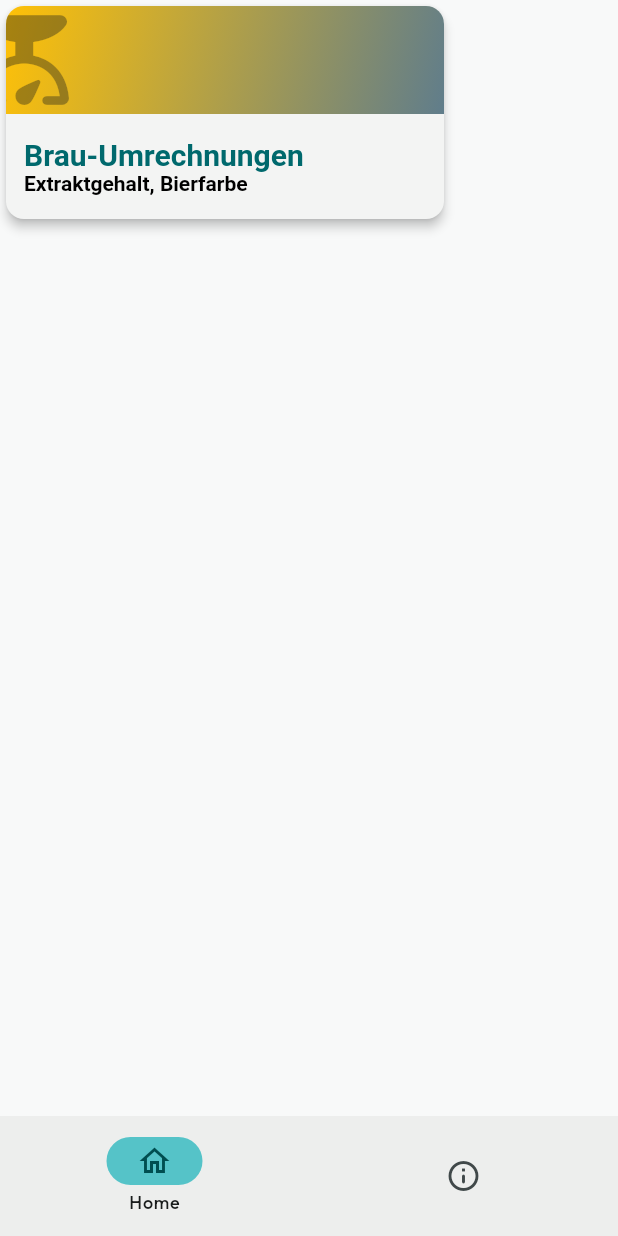
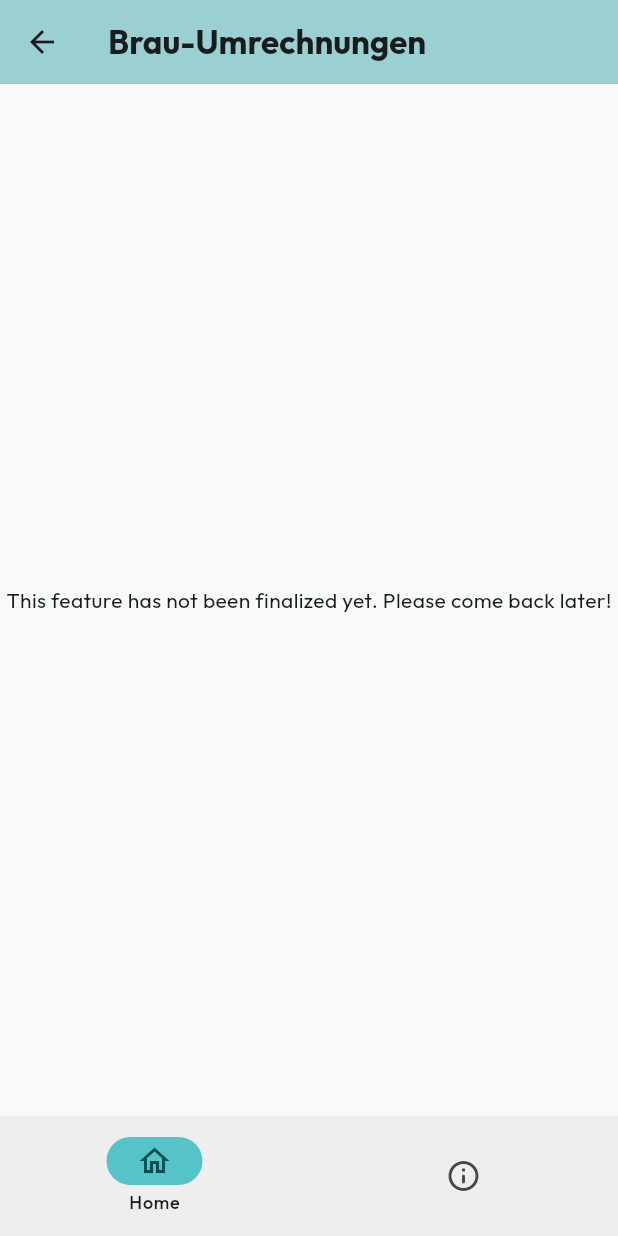
Before and after one commit to NightmindOfficial/mashmaster, a Flutter app: the HomeScreenBrewCalc screen opened by its route, on a phone screen of 412 x 824 dp. Run offline on Flutter 3.47's test engine with Material 3 defaults, Android fonts, the phone set to English and light mode, and no system bars; our stand-ins replace flutter_dotenv, go_router, google_fonts; missing offline and left inert: flutter_app_info.

Commit message:
Make non-feature labels user-friendly

```diff
--- a/lib/screens/home_screen/pages/home_screen_brew_calc.dart
+++ b/lib/screens/home_screen/pages/home_screen_brew_calc.dart
@@ -1,5 +1,5 @@
 import 'package:flutter/material.dart';
-import 'package:mashmaster/helpers/home_screen_cards.dart';
+import 'package:mashmaster/layout/stage_app_bar.dart';
 
 class HomeScreenBrewCalc extends StatelessWidget {
   const HomeScreenBrewCalc({super.key});
@@ -7,7 +7,12 @@ class HomeScreenBrewCalc extends StatelessWidget {
   @override
   Widget build(BuildContext context) {
     return Scaffold(
-      body: SizedBox(height: 150, width: 300, child: homeScreenCards[2]),
+      appBar: StageAppBar(),
+      body: Center(
+        child: Text(
+          "This feature has not been finalized yet. Please come back later!",
+        ),
+      ),
     );
   }
 }
--- a/lib/screens/home_screen/pages/home_screen_dosage_calc.dart
+++ b/lib/screens/home_screen/pages/home_screen_dosage_calc.dart
@@ -1,5 +1,4 @@
 import 'package:flutter/material.dart';
-import 'package:mashmaster/helpers/home_screen_cards.dart';
 import 'package:mashmaster/layout/stage_app_bar.dart';
 
 class HomeScreenDosageCalc extends StatelessWidget {
@@ -9,7 +8,11 @@ class HomeScreenDosageCalc extends StatelessWidget {
   Widget build(BuildContext context) {
     return Scaffold(
       appBar: StageAppBar(),
-      body: SizedBox(height: 150, width: 300, child: homeScreenCards[0]),
+      body: Center(
+        child: Text(
+          "This feature has not been finalized yet. Please come back later!",
+        ),
+      ),
     );
   }
 }
```
Also changed, not shown: lib/screens/home_screen/pages/home_screen_general_calc.dart (+7 -2 lines), lib/screens/home_screen/pages/home_screen_mash_calc.dart (+7 -2 lines), lib/screens/home_screen/pages/home_screen_unit_calc.dart (+7 -2 lines).
